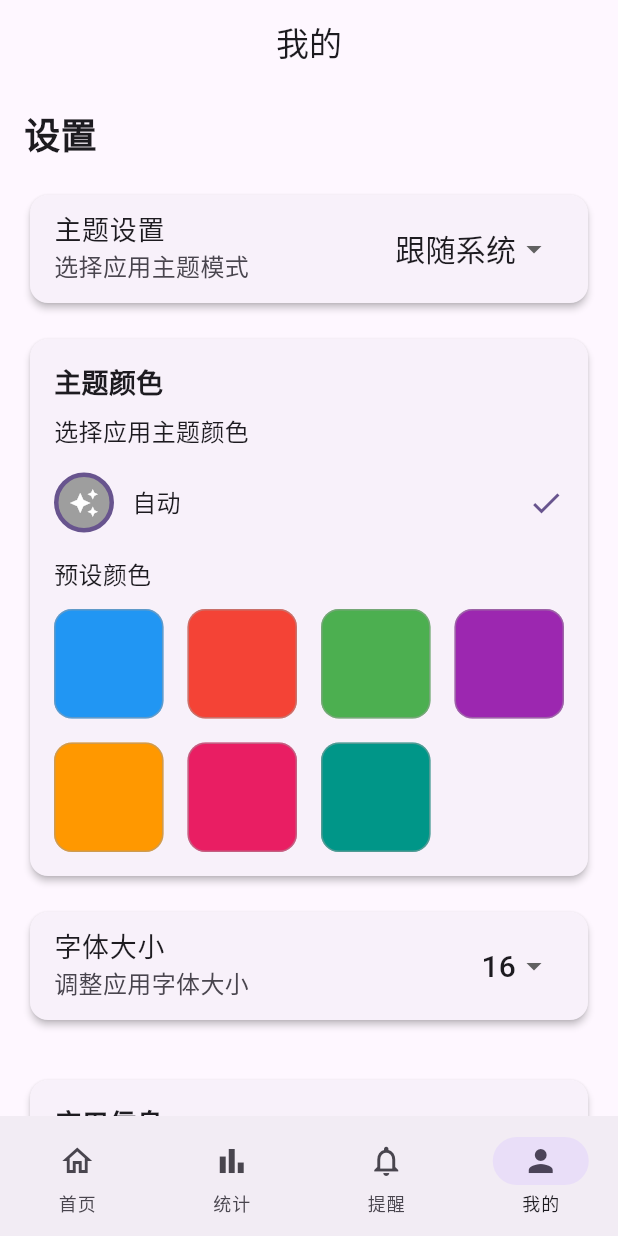
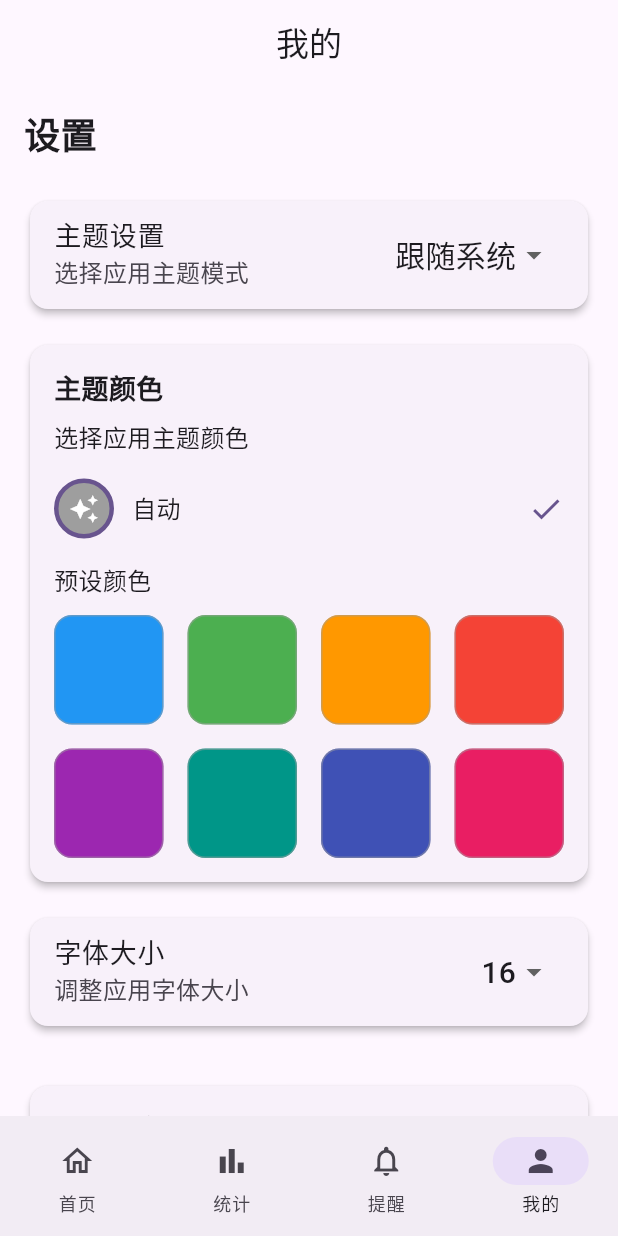
Before and after one commit to LANKEQIN/SubscriptionManager, a Flutter app: the screen it shows after launch, item 4 of the bottom bar chosen, on a phone screen of 412 x 824 dp. Run offline on Flutter 3.47's test engine with Material 3 defaults, Android fonts, the phone set to English and light mode, and no system bars; drawn by our look-alikes of dynamic_color; our stand-ins replace shared_preferences; Roboto replaces fonts that are missing (HarmonyOS Sans).

Commit message:
优化代码

```diff
--- /dev/null
+++ b/lib/config/theme_builder.dart
@@ -0,0 +1,133 @@
+import 'package:flutter/material.dart';
+import '../constants/theme_constants.dart';
+
+/// 主题构建器
+/// 负责创建和管理应用的主题配置
+class AppThemeBuilder {
+  /// 私有构造函数，防止实例化
+  AppThemeBuilder._();
+
+  /// 构建文本主题
+  /// [fontSize] 基础字体大小
+  static TextTheme buildTextTheme(double fontSize) {
+    return TextTheme(
+      bodySmall: _buildTextStyle(
+        fontSize,
+        AppThemeConstants.fontSizeIncrements['bodySmall']!
+      ),
+      bodyMedium: _buildTextStyle(
+        fontSize,
+        AppThemeConstants.fontSizeIncrements['bodyMedium']!
+      ),
+      bodyLarge: _buildTextStyle(
+        fontSize,
+        AppThemeConstants.fontSizeIncrements['bodyLarge']!
+      ),
+      titleSmall: _buildTextStyle(
+        fontSize,
+        AppThemeConstants.fontSizeIncrements['titleSmall']!
+      ),
+      titleMedium: _buildTextStyle(
+        fontSize,
+        AppThemeConstants.fontSizeIncrements['titleMedium']!
+      ),
+      titleLarge: _buildTextStyle(
+        fontSize,
+        AppThemeConstants.fontSizeIncrements['titleLarge']!
+      ),
+    );
+  }
+
+  /// 构建单个文本样式
+  /// [baseSize] 基础字体大小
+  /// [increment] 字体大小增量
+  static TextStyle _buildTextStyle(double baseSize, int increment) {
+    return TextStyle(
+      fontSize: ThemeConfigHelper.calculateFontSize(baseSize, increment),
+      fontFamily: AppThemeConstants.primaryFontFamily,
+      fontFamilyFallback: AppThemeConstants.fontFallbacks,
+    );
+  }
+
+  /// 构建亮色主题
+  /// [colorScheme] 颜色方案
+  /// [fontSize] 字体大小
+  static ThemeData buildLightTheme(ColorScheme colorScheme, double fontSize) {
+    return ThemeData(
+      colorScheme: colorScheme,
+      useMaterial3: true,
+      fontFamily: AppThemeConstants.primaryFontFamily,
+      textTheme: buildTextTheme(fontSize),
+    );
+  }
+
+  /// 构建暗色主题
+  /// [colorScheme] 颜色方案
+  /// [fontSize] 字体大小
+  static ThemeData buildDarkTheme(ColorScheme colorScheme, double fontSize) {
+    return ThemeData(
+      colorScheme: colorScheme,
+      useMaterial3: true,
+      fontFamily: AppThemeConstants.primaryFontFamily,
+      textTheme: buildTextTheme(fontSize),
+    );
+  }
+
+  /// 构建颜色方案
+  /// [seedColor] 种子颜色
+  /// [brightness] 亮度
+  static ColorScheme buildColorScheme(Color seedColor, [Brightness? brightness]) {
+    return ColorScheme.fromSeed(
+      seedColor: seedColor,
+      brightness: brightness ?? Brightness.light,
+    );
+  }
+
+  /// 获取默认颜色方案组合
+  /// [customColor] 自定义颜色（可选）
+  /// [lightDynamic] 系统动态亮色方案（可选）
+  /// [darkDynamic] 系统动态暗色方案（可选）
+  static ColorSchemeSet getColorSchemes({
+    Color? customColor,
+    ColorScheme? lightDynamic,
+    ColorScheme? darkDynamic,
+  }) {
+    ColorScheme lightColorScheme;
+    ColorScheme darkColorScheme;
+
+    if (customColor != null) {
+      // 使用用户选择的颜色
+      lightColorScheme = buildColorScheme(customColor, Brightness.light);
+      darkColorScheme = buildColorScheme(customColor, Brightness.dark);
+    } else if (lightDynamic != null && darkDynamic != null) {
+      // 使用系统动态颜色
+      lightColorScheme = lightDynamic;
+      darkColorScheme = darkDynamic;
+    } else {
+      // 使用默认颜色
+      lightColorScheme = buildColorScheme(AppThemeConstants.defaultSeedColor, Brightness.light);
+      darkColorScheme = buildColorScheme(AppThemeConstants.defaultSeedColor, Brightness.dark);
+    }
+
+    return ColorSchemeSet(
+      light: lightColorScheme,
+      dark: darkColorScheme,
+    );
+  }
+}
+
+/// 颜色方案组合
+/// 包含亮色和暗色两种方案
+class ColorSchemeSet {
+  /// 亮色方案
+  final ColorScheme light;
+
+  /// 暗色方案
+  final ColorScheme dark;
+
+  /// 构造函数
+  const ColorSchemeSet({
+    required this.light,
+    required this.dark,
+  });
+}
--- /dev/null
+++ b/lib/constants/theme_constants.dart
@@ -0,0 +1,159 @@
+import 'package:flutter/material.dart';
+
+/// 应用主题配置常量
+/// 统一管理字体、颜色、尺寸等主题相关配置
+class AppThemeConstants {
+  /// 私有构造函数，防止实例化
+  AppThemeConstants._();
+
+  // ==================== 字体配置 ====================
+
+  /// 主字体系列列表（按优先级排序）
+  static const List<String> fontFamilies = [
+    'HarmonyOS Sans',
+    'Segoe UI',
+    'Roboto',
+    'sans-serif'
+  ];
+
+  /// 主要字体家族
+  static const String primaryFontFamily = 'HarmonyOS Sans';
+
+  /// 字体后备列表
+  static const List<String> fontFallbacks = [
+    'Segoe UI',
+    'Roboto',
+    'sans-serif'
+  ];
+
+  // ==================== 字体大小配置 ====================
+
+  /// 默认字体大小
+  static const double defaultFontSize = 16.0;
+
+  /// 字体大小选项
+  static const List<double> fontSizeOptions = [
+    12.0, 14.0, 16.0, 18.0, 20.0, 22.0, 24.0
+  ];
+
+  /// 字体大小增量映射
+  static const Map<String, int> fontSizeIncrements = {
+    'bodySmall': -2,
+    'bodyMedium': 0,
+    'bodyLarge': 2,
+    'titleSmall': 2,
+    'titleMedium': 4,
+    'titleLarge': 6,
+  };
+
+  // ==================== 颜色配置 ====================
+
+  /// 默认主题色
+  static const Color defaultSeedColor = Colors.deepPurple;
+
+  /// 预设主题颜色列表
+  static const List<Color> presetThemeColors = [
+    Colors.blue,
+    Colors.green,
+    Colors.orange,
+    Colors.red,
+    Colors.purple,
+    Colors.teal,
+    Colors.indigo,
+    Colors.pink,
+  ];
+
+  // ==================== 卡片和组件尺寸 ====================
+
+  /// 标准圆角半径
+  static const double standardBorderRadius = 12.0;
+
+  /// 大圆角半径（用于卡片）
+  static const double cardBorderRadius = 16.0;
+
+  /// 标准内边距
+  static const double standardPadding = 16.0;
+
+  /// 组件间距
+  static const double componentSpacing = 12.0;
+
+  /// 小间距
+  static const double smallSpacing = 8.0;
+
+  /// 大间距
+  static const double largeSpacing = 24.0;
+
+  // ==================== 响应式断点 ====================
+
+  /// 小屏幕断点
+  static const double smallScreenBreakpoint = 350.0;
+
+  /// 中等屏幕断点
+  static const double mediumScreenBreakpoint = 600.0;
+
+  /// 大屏幕断点
+  static const double largeScreenBreakpoint = 900.0;
+
+  // ==================== 图标尺寸 ====================
+
+  /// 小图标尺寸
+  static const double smallIconSize = 20.0;
+
+  /// 标准图标尺寸
+  static const double standardIconSize = 24.0;
+
+  /// 大图标尺寸
+  static const double largeIconSize = 32.0;
+
+  // ==================== 底部导航栏配置 ====================
+
+  /// 小屏幕底部导航栏高度
+  static const double smallNavigationBarHeight = 60.0;
+
+  /// 标准底部导航栏高度
+  static const double standardNavigationBarHeight = 80.0;
+}
+
+/// 主题配置工具类
+/// 提供主题相关的工具方法
+class ThemeConfigHelper {
+  /// 私有构造函数，防止实例化
+  ThemeConfigHelper._();
+
+  /// 计算字体大小
+  /// [baseSize] 基础字体大小
+  /// [increment] 增量
+  static double calculateFontSize(double baseSize, int increment) {
+    return baseSize + increment;
+  }
+
+  /// 根据屏幕宽度判断是否为小屏幕
+  static bool isSmallScreen(double screenWidth) {
+    return screenWidth < AppThemeConstants.smallScreenBreakpoint;
+  }
+
+  /// 根据屏幕宽度判断是否为中等屏幕
+  static bool isMediumScreen(double screenWidth) {
+    return screenWidth >= AppThemeConstants.smallScreenBreakpoint &&
+           screenWidth < AppThemeConstants.largeScreenBreakpoint;
+  }
+
+  /// 根据屏幕宽度判断是否为大屏幕
+  static bool isLargeScreen(double screenWidth) {
+    return screenWidth >= AppThemeConstants.largeScreenBreakpoint;
+  }
+
+  /// 根据屏幕大小获取图标尺寸
+  static double getIconSize(bool isSmallScreen) {
+    return isSmallScreen
+        ? AppThemeConstants.smallIconSize
+        : AppThemeConstants.standardIconSize;
+  }
+
+  /// 根据屏幕大小获取导航栏高度
+  static double getNavigationBarHeight(bool isSmallScreen) {
+    return isSmallScreen
+        ? AppThemeConstants.smallNavigationBarHeight
+        : AppThemeConstants.standardNavigationBarHeight;
+  }
+}
--- a/lib/main.dart
+++ b/lib/main.dart
@@ -6,6 +6,8 @@ import 'screens/statistics_screen.dart';
 import 'screens/notifications_screen.dart';
 import 'screens/profile_screen.dart';
 import 'providers/subscription_provider.dart';
+import 'constants/theme_constants.dart';
+import 'config/theme_builder.dart';
 
 /// 应用程序入口点
 /// 初始化并运行整个应用程序
@@ -29,102 +31,33 @@ void main() async {
 class MyApp extends StatelessWidget {
   const MyApp({super.key});
 
-  // 定义常量
-  static const List<String> _fontFamilies = ['HarmonyOS Sans', 'Segoe UI', 'Roboto', 'sans-serif'];
-
-  // 统一字体尺寸计算方法
-  double _calculateFontSize(double baseSize, int increment) {
-    return baseSize + increment;
-  }
-
-  // 提取文本主题样式为单独函数，避免重复代码
-  TextTheme _buildTextTheme(double fontSize) {
-    return TextTheme(
-      bodyMedium: TextStyle(
-        fontSize: _calculateFontSize(fontSize, 0),
-        fontFamily: _fontFamilies[0],
-        fontFamilyFallback: _fontFamilies.sublist(1),
-      ),
-      bodyLarge: TextStyle(
-        fontSize: _calculateFontSize(fontSize, 2),
-        fontFamily: _fontFamilies[0],
-        fontFamilyFallback: _fontFamilies.sublist(1),
-      ),
-      bodySmall: TextStyle(
-        fontSize: _calculateFontSize(fontSize, -2),
-        fontFamily: _fontFamilies[0],
-        fontFamilyFallback: _fontFamilies.sublist(1),
-      ),
-      titleLarge: TextStyle(
-        fontSize: _calculateFontSize(fontSize, 6),
-        fontFamily: _fontFamilies[0],
-        fontFamilyFallback: _fontFamilies.sublist(1),
-      ),
-      titleMedium: TextStyle(
-        fontSize: _calculateFontSize(fontSize, 4),
-        fontFamily: _fontFamilies[0],
-        fontFamilyFallback: _fontFamilies.sublist(1),
-      ),
-      titleSmall: TextStyle(
-        fontSize: _calculateFontSize(fontSize, 2),
-        fontFamily: _fontFamilies[0],
-        fontFamilyFallback: _fontFamilies.sublist(1),
-      ),
-    );
-  }
-
-  // This widget is the root of your application.
   @override
   Widget build(BuildContext context) {
     return Consumer<SubscriptionProvider>(
       builder: (context, provider, child) {
-        // 根据选择的颜色确定主题色
-        Color seedColor = provider.themeColor ?? Colors.deepPurple;
-
         return DynamicColorBuilder(
           builder: (ColorScheme? lightDynamic, ColorScheme? darkDynamic) {
-            // 如果用户选择了特定颜色，则使用该颜色；否则尝试使用系统动态颜色
-            ColorScheme lightColorScheme;
-            ColorScheme darkColorScheme;
-
-            if (provider.themeColor != null) {
-              // 用户选择了特定颜色
-              lightColorScheme = ColorScheme.fromSeed(seedColor: provider.themeColor!);
-              darkColorScheme = ColorScheme.fromSeed(
-                seedColor: provider.themeColor!,
-                brightness: Brightness.dark,
-              );
-            } else if (lightDynamic != null && darkDynamic != null) {
-              // 使用系统动态颜色
-              lightColorScheme = lightDynamic;
-              darkColorScheme = darkDynamic;
-            } else {
-              // 回退到默认颜色
-              lightColorScheme = ColorScheme.fromSeed(seedColor: seedColor);
-              darkColorScheme = ColorScheme.fromSeed(
-                seedColor: seedColor,
-                brightness: Brightness.dark,
-              );
-            }
+            // 获取颜色方案
+            final colorSchemes = AppThemeBuilder.getColorSchemes(
+              customColor: provider.themeColor,
+              lightDynamic: lightDynamic,
+              darkDynamic: darkDynamic,
+            );
 
             return MaterialApp(
               title: 'Subscription Manager',
-              theme: ThemeData(
-                colorScheme: lightColorScheme,
-                useMaterial3: true,
-                fontFamily: 'HarmonyOS Sans',
-                textTheme: _buildTextTheme(provider.fontSize),
+              theme: AppThemeBuilder.buildLightTheme(
+                colorSchemes.light,
+                provider.fontSize
               ),
-              darkTheme: ThemeData(
-                colorScheme: darkColorScheme,
-                useMaterial3: true,
-                fontFamily: 'HarmonyOS Sans',
-                textTheme: _buildTextTheme(provider.fontSize),
+              darkTheme: AppThemeBuilder.buildDarkTheme(
+                colorSchemes.dark,
+                provider.fontSize
               ),
               themeMode: provider.themeMode,
               home: const MainScreen(),
             );
-          }
+          },
         );
       },
     );
@@ -160,8 +93,9 @@ class _MainScreenState extends State<MainScreen> {
       body: _pages[_currentIndex],
       bottomNavigationBar: LayoutBuilder(
         builder: (context, constraints) {
-          bool isSmallScreen = constraints.maxWidth < 350;
-          double iconSize = isSmallScreen ? 20 : 24;
+          final isSmallScreen = ThemeConfigHelper.isSmallScreen(constraints.maxWidth);
+          final iconSize = ThemeConfigHelper.getIconSize(isSmallScreen);
+          final navigationBarHeight = ThemeConfigHelper.getNavigationBarHeight(isSmallScreen);
 
           return NavigationBar(
             selectedIndex: _currentIndex,
@@ -193,7 +127,7 @@ class _MainScreenState extends State<MainScreen> {
               ),
             ],
             labelBehavior: NavigationDestinationLabelBehavior.alwaysShow,
-            height: isSmallScreen ? 60 : 80,
+            height: navigationBarHeight,
           );
         },
       ),
--- a/lib/screens/home_screen.dart
+++ b/lib/screens/home_screen.dart
@@ -3,6 +3,7 @@ import 'home_app_bar.dart';
 import '../widgets/statistics_card.dart';
 import '../widgets/subscription_list.dart';
 import '../widgets/add_button.dart';
+import '../constants/theme_constants.dart';
 
 /// 主屏幕组件
 /// 显示应用程序的主页，包括统计信息和订阅列表
@@ -22,7 +23,7 @@ class HomeScreen extends StatelessWidget {
             // 主页面内容（带有内边距）
             Expanded(
               child: Padding(
-                padding: EdgeInsets.all(16.0),
+                padding: EdgeInsets.all(AppThemeConstants.standardPadding),
                 child: Column(
                   crossAxisAlignment: CrossAxisAlignment.start,
                   children: [
@@ -30,7 +31,7 @@ class HomeScreen extends StatelessWidget {
                     HomeStatisticsCard(),
 
                     // 间隔
-                    SizedBox(height: 16),
+                    SizedBox(height: AppThemeConstants.standardPadding),
 
                     // 订阅列表标题
                     Text(
@@ -42,7 +43,7 @@ class HomeScreen extends StatelessWidget {
                     ),
 
                     // 间隔
-                    SizedBox(height: 16),
+                    SizedBox(height: AppThemeConstants.standardPadding),
 
                     // 订阅项目列表
                     Expanded(
@@ -57,8 +58,8 @@ class HomeScreen extends StatelessWidget {
 
         // 添加订阅按钮（浮动在右下角）
         Positioned(
-          right: 16,
-          bottom: 16,
+          right: AppThemeConstants.standardPadding,
+          bottom: AppThemeConstants.standardPadding,
           child: AddButton(),
         ),
       ],
--- a/lib/screens/profile_screen.dart
+++ b/lib/screens/profile_screen.dart
@@ -1,6 +1,7 @@
 import 'package:flutter/material.dart';
 import 'package:provider/provider.dart';
 import '../providers/subscription_provider.dart';
+import '../constants/theme_constants.dart';
 
 class ProfileScreen extends StatefulWidget {
   const ProfileScreen({super.key});
@@ -10,20 +11,6 @@ class ProfileScreen extends StatefulWidget {
 }
 
 class _ProfileScreenState extends State<ProfileScreen> {
-  // 字体大小选项
-  final List<double> fontSizeOptions = [12.0, 14.0, 16.0, 18.0, 20.0];
-
-  // 预定义的主题颜色选项
-  final List<Color> themeColors = [
-    Colors.blue,      // 默认蓝色
-    Colors.red,       // 红色
-    Colors.green,     // 绿色
-    Colors.purple,    // 紫色
-    Colors.orange,    // 橙色
-    Colors.pink,      // 粉色
-    Colors.teal,      // 蓝绿色
-  ];
-
   @override
   Widget build(BuildContext context) {
     return Scaffold(
@@ -33,7 +20,7 @@ class _ProfileScreenState extends State<ProfileScreen> {
       ),
       body: SingleChildScrollView(
         child: Padding(
-          padding: const EdgeInsets.all(16.0),
+          padding: const EdgeInsets.all(AppThemeConstants.standardPadding),
           child: Column(
             crossAxisAlignment: CrossAxisAlignment.start,
             children: [
@@ -44,13 +31,13 @@ class _ProfileScreenState extends State<ProfileScreen> {
                   fontWeight: FontWeight.bold,
                 ),
               ),
-              const SizedBox(height: 20),
+              const SizedBox(height: AppThemeConstants.largeSpacing),
 
               // 主题设置
               Card(
                 elevation: 2,
                 shape: RoundedRectangleBorder(
-                  borderRadius: BorderRadius.circular(12),
+                  borderRadius: BorderRadius.circular(AppThemeConstants.standardBorderRadius),
                 ),
                 child: ListTile(
                   title: const Text('主题设置'),
@@ -88,16 +75,16 @@ class _ProfileScreenState extends State<ProfileScreen> {
                 ),
               ),
 
-              const SizedBox(height: 16),
+              const SizedBox(height: AppThemeConstants.standardPadding),
 
               // 主题颜色设置
               Card(
                 elevation: 2,
                 shape: RoundedRectangleBorder(
-                  borderRadius: BorderRadius.circular(12),
+                  borderRadius: BorderRadius.circular(AppThemeConstants.standardBorderRadius),
                 ),
                 child: Padding(
-                  padding: const EdgeInsets.all(16.0),
+                  padding: const EdgeInsets.all(AppThemeConstants.standardPadding),
                   child: Column(
                     crossAxisAlignment: CrossAxisAlignment.start,
                     children: [
@@ -108,9 +95,9 @@ class _ProfileScreenState extends State<ProfileScreen> {
                           fontWeight: FontWeight.bold,
                         ),
                       ),
-                      const SizedBox(height: 8),
+                      const SizedBox(height: AppThemeConstants.smallSpacing),
                       const Text('选择应用主题颜色'),
-                      const SizedBox(height: 16),
+                      const SizedBox(height: AppThemeConstants.standardPadding),
                       Consumer<SubscriptionProvider>(
                         builder: (context, provider, child) {
                           return Column(
@@ -147,7 +134,7 @@ class _ProfileScreenState extends State<ProfileScreen> {
                                   ],
                                 ),
                               ),
-                              const SizedBox(height: 16),
+                              const SizedBox(height: AppThemeConstants.standardPadding),
                               const Text(
                                 '预设颜色',
                                 style: TextStyle(
@@ -155,7 +142,7 @@ class _ProfileScreenState extends State<ProfileScreen> {
                                   fontWeight: FontWeight.w500,
                                 ),
                               ),
-                              const SizedBox(height: 12),
+                              const SizedBox(height: AppThemeConstants.componentSpacing),
                               // 预定义颜色选项
                               GridView.count(
                                 crossAxisCount: 4,
@@ -163,7 +150,7 @@ class _ProfileScreenState extends State<ProfileScreen> {
                                 mainAxisSpacing: 16,
                                 shrinkWrap: true,
                                 physics: const NeverScrollableScrollPhysics(),
-                                children: themeColors.map((color) {
+                                children: AppThemeConstants.presetThemeColors.map((color) {
                                   return GestureDetector(
                                     onTap: () {
                                       provider.updateThemeColor(color);
@@ -171,7 +158,7 @@ class _ProfileScreenState extends State<ProfileScreen> {
                                     child: Container(
                                       decoration: BoxDecoration(
                                         color: color,
-                                        borderRadius: BorderRadius.circular(12),
+                                        borderRadius: BorderRadius.circular(AppThemeConstants.componentSpacing),
                                         border: provider.themeColor == color
                                             ? Border.all(color: Theme.of(context).colorScheme.primary, width: 3)
                                             : Border.all(color: Colors.grey.withValues(alpha: 0.5)),
@@ -192,13 +179,13 @@ class _ProfileScreenState extends State<ProfileScreen> {
                 ),
               ),
 
-              const SizedBox(height: 16),
+              const SizedBox(height: AppThemeConstants.standardPadding),
 
               // 字体大小设置
               Card(
                 elevation: 2,
                 shape: RoundedRectangleBorder(
-                  borderRadius: BorderRadius.circular(12),
+                  borderRadius: BorderRadius.circular(AppThemeConstants.standardBorderRadius),
                 ),
                 child: ListTile(
                   title: const Text('字体大小'),
@@ -207,7 +194,7 @@ class _ProfileScreenState extends State<ProfileScreen> {
                     builder: (context, provider, child) {
                       return DropdownButton<double>(
                         value: provider.fontSize,
-                        items: fontSizeOptions.map((double size) {
+                        items: AppThemeConstants.fontSizeOptions.map((double size) {
                           return DropdownMenuItem<double>(
                             value: size,
                             child: Text('${size.toInt()}'),
@@ -228,16 +215,16 @@ class _ProfileScreenState extends State<ProfileScreen> {
                 ),
               ),
 
-              const SizedBox(height: 32),
+              const SizedBox(height: AppThemeConstants.largeSpacing * 1.33), // 32
 
               // 应用信息
               Card(
                 elevation: 2,
                 shape: RoundedRectangleBorder(
-                  borderRadius: BorderRadius.circular(12),
+                  borderRadius: BorderRadius.circular(AppThemeConstants.standardBorderRadius),
                 ),
                 child: Padding(
-                  padding: const EdgeInsets.all(16.0),
+                  padding: const EdgeInsets.all(AppThemeConstants.standardPadding),
                   child: Column(
                     crossAxisAlignment: CrossAxisAlignment.start,
                     children: [
@@ -248,13 +235,13 @@ class _ProfileScreenState extends State<ProfileScreen> {
                           fontWeight: FontWeight.bold,
                         ),
                       ),
-                      const SizedBox(height: 16),
+                      const SizedBox(height: AppThemeConstants.standardPadding),
                       const ListTile(
                         leading: Icon(Icons.info_outline),
                         title: Text('版本'),
                         subtitle: Text('1.0.0'),
                       ),
-                      const SizedBox(height: 8),
+                      const SizedBox(height: AppThemeConstants.smallSpacing),
                       ListTile(
                         leading: const Icon(Icons.star_border),
                         title: const Text('给我们评分'),
@@ -262,7 +249,7 @@ class _ProfileScreenState extends State<ProfileScreen> {
                           // TODO: 实现评分功能
                         },
                       ),
-                      const SizedBox(height: 8),
+                      const SizedBox(height: AppThemeConstants.smallSpacing),
                       ListTile(
                         leading: const Icon(Icons.privacy_tip_outlined),
                         title: const Text('隐私政策'),
```
